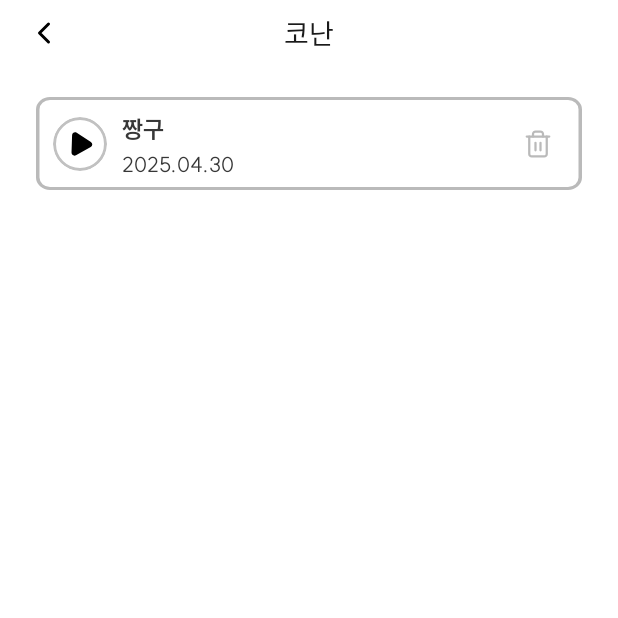
After one commit to Conan-Capstone-design/Android, an Android app: the MypageRecordActivity screen opened directly, with no data from a screen before it, on a phone screen of 412 x 824 dp, the top half of it. The commit adds this screen. Run offline under Robolectric (Android 15) with nearby library versions, the phone set to English and light mode, and no system bars.

Commit message:
add: 마이페이지 저장한 캐릭터 대사 모음 #8

```diff
--- a/app/src/main/AndroidManifest.xml
+++ b/app/src/main/AndroidManifest.xml
@@ -60,6 +60,12 @@
         <activity
             android:name=".MypageProfileActivity"
             android:exported="false" />
+        <activity
+            android:name=".MypageSaveActivity"
+            android:exported="false" />
+        <activity
+            android:name=".MypageRecordActivity"
+            android:exported="false" />
     </application>
 
 </manifest>
--- a/app/src/main/java/com/example/android/FragmentMypage.kt
+++ b/app/src/main/java/com/example/android/FragmentMypage.kt
@@ -30,6 +30,11 @@ class FragmentMypage: Fragment() {
             startActivity(intent)
         }
 
+        binding.imageView17.setOnClickListener {
+            val intent = Intent(requireContext(), MypageSaveActivity::class.java)
+            startActivity(intent)
+        }
+
         binding.imageVielogout.setOnClickListener {
             val intent = Intent(requireContext(), LoginActivity::class.java)
             val stackBuilder = TaskStackBuilder.create(requireContext())
--- /dev/null
+++ b/app/src/main/java/com/example/android/MypageRecordActivity.kt
@@ -0,0 +1,38 @@
+package com.example.android
+
+import android.os.Bundle
+import android.util.Log
+import androidx.appcompat.app.AppCompatActivity
+import androidx.recyclerview.widget.LinearLayoutManager
+import com.example.android.databinding.ActivityMypagesaveCharacterBinding
+
+
+class MypageRecordActivity: AppCompatActivity() {
+
+    private lateinit var binding: ActivityMypagesaveCharacterBinding
+    private lateinit var chatListAdapter: RecordlistRVAdapter
+
+    override fun onCreate(savedInstanceState: Bundle?) {
+        super.onCreate(savedInstanceState)
+        binding = ActivityMypagesaveCharacterBinding.inflate(layoutInflater)
+        setContentView(binding.root)
+
+        binding.listBackBtn.setOnClickListener {
+            finish()
+        }
+
+        //리사이클러뷰 어댑터
+        // Initialize RecyclerView and adapter
+        chatListAdapter = RecordlistRVAdapter()
+        binding.listListRv.layoutManager = LinearLayoutManager(this)
+        binding.listListRv.adapter = chatListAdapter
+
+        binding.listListRv.itemAnimator = null
+
+        val conanItem = RecordlistModel(
+            "짱구",
+            "2025.04.30"
+        )
+        chatListAdapter.addItem(conanItem)
+    }
+}
--- /dev/null
+++ b/app/src/main/java/com/example/android/RecordlistRVAdapter.kt
@@ -0,0 +1,72 @@
+package com.example.android
+
+import android.content.Intent
+import android.view.LayoutInflater
+import android.view.ViewGroup
+import androidx.recyclerview.widget.RecyclerView
+import com.example.android.databinding.ItemRecordlistBinding
+
+data class RecordlistModel(
+    val characterName: String,
+    val lastMessage: String,
+    var isPlaying: Boolean = false
+)
+
+class RecordlistRVAdapter : RecyclerView.Adapter<RecordlistRVAdapter.ChatViewHolder>() {
+
+    private val saveList = mutableListOf<RecordlistModel>()
+
+    fun updateChatList(newChatList: List<RecordlistModel>) {
+        saveList.clear()
+        saveList.addAll(newChatList)
+        notifyDataSetChanged()
+    }
+
+    fun addItem(item: RecordlistModel) {
+        saveList.add(item)
+        notifyItemInserted(saveList.size - 1)
+    }
+
+    override fun onCreateViewHolder(parent: ViewGroup, viewType: Int): ChatViewHolder {
+        val binding = ItemRecordlistBinding.inflate(LayoutInflater.from(parent.context), parent, false)
+        return ChatViewHolder(binding)
+    }
+
+    override fun onBindViewHolder(holder: ChatViewHolder, position: Int) {
+        holder.bind(saveList[position])
+    }
+
+    override fun getItemCount(): Int = saveList.size
+
+    inner class ChatViewHolder(private val binding: ItemRecordlistBinding) :
+        RecyclerView.ViewHolder(binding.root) {
+
+        fun bind(item: RecordlistModel) = with(binding) {
+            itemChattitleTv.text = item.characterName
+            itemDateTv.text = item.lastMessage
+
+            character01Layout.setImageResource(
+                if (item.isPlaying) R.drawable.ic_pause_blue else R.drawable.ic_start
+            )
+            root.setBackgroundResource(
+                if (item.isPlaying) R.drawable.border_highlight_conan else R.drawable.border_highlight_gray
+            )
+            imageView20.setImageResource(
+                if (item.isPlaying) R.drawable.trash_blue else R.drawable.trash_gray
+            )
+
+            val textColor = if (item.isPlaying) {
+                root.context.getColor(R.color.conan03)
+            } else {
+                root.context.getColor(R.color.Gray800)
+            }
+            itemChattitleTv.setTextColor(textColor)
+            itemDateTv.setTextColor(textColor)
+
+            character01Layout.setOnClickListener {
+                item.isPlaying = !item.isPlaying
+                notifyItemChanged(adapterPosition)
+            }
+        }
+    }
+}
--- /dev/null
+++ b/app/src/main/res/drawable/border_highlight_conan.xml
@@ -0,0 +1,11 @@
+<vector xmlns:android="http://schemas.android.com/apk/res/android"
+    android:width="312dp"
+    android:height="60dp"
+    android:viewportWidth="312"
+    android:viewportHeight="60">
+  <path
+      android:pathData="M8,1L304,1A7,7 0,0 1,311 8L311,52A7,7 0,0 1,304 59L8,59A7,7 0,0 1,1 52L1,8A7,7 0,0 1,8 1z"
+      android:strokeWidth="2"
+      android:fillColor="#00000000"
+      android:strokeColor="@color/conan03"/>
+</vector>
--- /dev/null
+++ b/app/src/main/res/drawable/border_highlight_gray.xml
@@ -0,0 +1,11 @@
+<vector xmlns:android="http://schemas.android.com/apk/res/android"
+    android:width="312dp"
+    android:height="60dp"
+    android:viewportWidth="312"
+    android:viewportHeight="60">
+  <path
+      android:pathData="M8,1L304,1A7,7 0,0 1,311 8L311,52A7,7 0,0 1,304 59L8,59A7,7 0,0 1,1 52L1,8A7,7 0,0 1,8 1z"
+      android:strokeWidth="2"
+      android:fillColor="#00000000"
+      android:strokeColor="#BABABA"/>
+</vector>
--- /dev/null
+++ b/app/src/main/res/drawable/ic_pause_blue.xml
@@ -0,0 +1,17 @@
+<vector xmlns:android="http://schemas.android.com/apk/res/android"
+    android:width="36dp"
+    android:height="36dp"
+    android:viewportWidth="36"
+    android:viewportHeight="36">
+  <path
+      android:pathData="M18,18m-17,0a17,17 0,1 1,34 0a17,17 0,1 1,-34 0"
+      android:strokeWidth="2"
+      android:fillColor="#00000000"
+      android:strokeColor="#1F4985"/>
+  <path
+      android:pathData="M13.33,8.562L13.33,8.562A1.265,1.265 0,0 1,14.595 9.827L14.595,25.978A1.265,1.265 0,0 1,13.33 27.243L13.33,27.243A1.265,1.265 0,0 1,12.065 25.978L12.065,9.827A1.265,1.265 0,0 1,13.33 8.562z"
+      android:fillColor="#1F4985"/>
+  <path
+      android:pathData="M22.67,8.562L22.67,8.562A1.265,1.265 0,0 1,23.935 9.827L23.935,25.978A1.265,1.265 0,0 1,22.67 27.243L22.67,27.243A1.265,1.265 0,0 1,21.405 25.978L21.405,9.827A1.265,1.265 0,0 1,22.67 8.562z"
+      android:fillColor="#1F4985"/>
+</vector>
--- /dev/null
+++ b/app/src/main/res/drawable/ic_start.xml
@@ -0,0 +1,14 @@
+<vector xmlns:android="http://schemas.android.com/apk/res/android"
+    android:width="36dp"
+    android:height="36dp"
+    android:viewportWidth="36"
+    android:viewportHeight="36">
+  <path
+      android:pathData="M18,18m-17,0a17,17 0,1 1,34 0a17,17 0,1 1,-34 0"
+      android:strokeWidth="2"
+      android:fillColor="#00000000"
+      android:strokeColor="#C1C1C1"/>
+  <path
+      android:pathData="M25.27,16.614C26.541,17.433 26.479,19.312 25.157,20.045L15.314,25.502C13.955,26.255 12.294,25.24 12.345,23.687L12.727,12.135C12.778,10.583 14.502,9.679 15.809,10.52L25.27,16.614Z"
+      android:fillColor="#000000"/>
+</vector>
--- /dev/null
+++ b/app/src/main/res/drawable/trash_blue.xml
@@ -0,0 +1,34 @@
+<vector xmlns:android="http://schemas.android.com/apk/res/android"
+    android:width="20dp"
+    android:height="20dp"
+    android:viewportWidth="20"
+    android:viewportHeight="20">
+  <path
+      android:pathData="M2.5,5H4.167H17.5"
+      android:strokeLineJoin="round"
+      android:strokeWidth="1.5"
+      android:fillColor="#00000000"
+      android:strokeColor="#306CC3"
+      android:strokeLineCap="round"/>
+  <path
+      android:pathData="M15.833,5V16.667C15.833,17.109 15.658,17.533 15.345,17.845C15.033,18.158 14.608,18.333 14.167,18.333H5.833C5.391,18.333 4.967,18.158 4.655,17.845C4.342,17.533 4.167,17.109 4.167,16.667V5M6.667,5V3.333C6.667,2.891 6.842,2.467 7.155,2.155C7.467,1.842 7.891,1.667 8.333,1.667H11.667C12.108,1.667 12.533,1.842 12.845,2.155C13.158,2.467 13.333,2.891 13.333,3.333V5"
+      android:strokeLineJoin="round"
+      android:strokeWidth="1.5"
+      android:fillColor="#00000000"
+      android:strokeColor="#306CC3"
+      android:strokeLineCap="round"/>
+  <path
+      android:pathData="M8.333,9.167V14.167"
+      android:strokeLineJoin="round"
+      android:strokeWidth="1.5"
+      android:fillColor="#00000000"
+      android:strokeColor="#306CC3"
+      android:strokeLineCap="round"/>
+  <path
+      android:pathData="M11.667,9.167V14.167"
+      android:strokeLineJoin="round"
+      android:strokeWidth="1.5"
+      android:fillColor="#00000000"
+      android:strokeColor="#306CC3"
+      android:strokeLineCap="round"/>
+</vector>
--- /dev/null
+++ b/app/src/main/res/drawable/trash_gray.xml
@@ -0,0 +1,34 @@
+<vector xmlns:android="http://schemas.android.com/apk/res/android"
+    android:width="20dp"
+    android:height="20dp"
+    android:viewportWidth="20"
+    android:viewportHeight="20">
+  <path
+      android:pathData="M2.5,5H4.167H17.5"
+      android:strokeLineJoin="round"
+      android:strokeWidth="1.5"
+      android:fillColor="#00000000"
+      android:strokeColor="#BABABA"
+      android:strokeLineCap="round"/>
+  <path
+      android:pathData="M15.833,5V16.667C15.833,17.109 15.658,17.533 15.345,17.845C15.033,18.158 14.608,18.333 14.167,18.333H5.833C5.391,18.333 4.967,18.158 4.655,17.845C4.342,17.533 4.167,17.109 4.167,16.667V5M6.667,5V3.333C6.667,2.891 6.842,2.467 7.155,2.155C7.467,1.842 7.891,1.667 8.333,1.667H11.667C12.108,1.667 12.533,1.842 12.845,2.155C13.158,2.467 13.333,2.891 13.333,3.333V5"
+      android:strokeLineJoin="round"
+      android:strokeWidth="1.5"
+      android:fillColor="#00000000"
+      android:strokeColor="#BABABA"
+      android:strokeLineCap="round"/>
+  <path
+      android:pathData="M8.333,9.167V14.167"
+      android:strokeLineJoin="round"
+      android:strokeWidth="1.5"
+      android:fillColor="#00000000"
+      android:strokeColor="#BABABA"
+      android:strokeLineCap="round"/>
+  <path
+      android:pathData="M11.667,9.167V14.167"
+      android:strokeLineJoin="round"
+      android:strokeWidth="1.5"
+      android:fillColor="#00000000"
+      android:strokeColor="#BABABA"
+      android:strokeLineCap="round"/>
+</vector>
--- /dev/null
+++ b/app/src/main/res/layout/activity_mypagesave_character.xml
@@ -0,0 +1,49 @@
+<?xml version="1.0" encoding="utf-8"?>
+<ScrollView xmlns:android="http://schemas.android.com/apk/res/android"
+    android:layout_width="match_parent"
+    android:layout_height="match_parent"
+    xmlns:app="http://schemas.android.com/apk/res-auto"
+    xmlns:tools="http://schemas.android.com/tools">
+
+    <androidx.constraintlayout.widget.ConstraintLayout
+        android:layout_width="match_parent"
+        android:layout_height="match_parent">
+
+        <ImageButton
+            android:id="@+id/list_back_btn"
+            android:layout_width="24dp"
+            android:layout_height="24dp"
+            android:src="@drawable/btn_left"
+            android:background="@android:color/transparent"
+            android:layout_marginStart="17dp"
+            app:layout_constraintStart_toStartOf="parent"
+            app:layout_constraintTop_toTopOf="@id/list_title_tv"
+            app:layout_constraintBottom_toBottomOf="@id/list_title_tv" />
+
+        <TextView
+            android:id="@+id/list_title_tv"
+            android:layout_width="wrap_content"
+            android:layout_height="wrap_content"
+            android:text="코난"
+            android:fontFamily="@font/suit_medium"
+            android:textColor="@color/Gray900"
+            android:textSize="18dp"
+            android:layout_marginTop="8dp"
+            app:layout_constraintEnd_toEndOf="parent"
+            app:layout_constraintStart_toStartOf="parent"
+            app:layout_constraintTop_toTopOf="parent" />
+
+        <androidx.recyclerview.widget.RecyclerView
+            android:id="@+id/list_list_rv"
+            android:layout_width="match_parent"
+            android:layout_height="wrap_content"
+            android:layout_marginTop="22dp"
+            android:layout_marginHorizontal="24dp"
+            tools:listitem="@layout/item_recordlist"
+            app:layout_constraintStart_toStartOf="parent"
+            app:layout_constraintEnd_toEndOf="parent"
+            app:layout_constraintTop_toBottomOf="@id/list_title_tv" />
+
+    </androidx.constraintlayout.widget.ConstraintLayout>
+
+</ScrollView>
--- a/app/src/main/res/layout/fragment_mypage.xml
+++ b/app/src/main/res/layout/fragment_mypage.xml
@@ -164,7 +164,7 @@
                 app:layout_constraintEnd_toEndOf="parent"
                 app:layout_constraintStart_toStartOf="parent"
                 app:layout_constraintTop_toTopOf="parent"
-                tools:listitem="@layout/item_chatlist" />
+                tools:listitem="@layout/item_savelist" />
         </androidx.constraintlayout.widget.ConstraintLayout>
 
         <androidx.constraintlayout.widget.ConstraintLayout
--- /dev/null
+++ b/app/src/main/res/layout/item_recordlist.xml
@@ -0,0 +1,62 @@
+<?xml version="1.0" encoding="utf-8"?>
+<androidx.constraintlayout.widget.ConstraintLayout
+    xmlns:android="http://schemas.android.com/apk/res/android"
+    xmlns:tools="http://schemas.android.com/tools"
+    android:layout_width="match_parent"
+    android:layout_height="wrap_content"
+    xmlns:app="http://schemas.android.com/apk/res-auto"
+    android:layout_marginTop="7dp"
+    android:background="@drawable/border_highlight_gray">
+
+    <com.google.android.material.imageview.ShapeableImageView
+        android:id="@+id/character01_layout"
+        android:layout_width="36dp"
+        android:layout_height="36dp"
+        android:layout_marginStart="11dp"
+        app:srcCompat="@drawable/ic_start"
+        android:scaleType="centerCrop"
+        app:layout_constraintBottom_toBottomOf="parent"
+        app:layout_constraintStart_toStartOf="parent"
+        app:layout_constraintTop_toTopOf="parent"
+        app:shapeAppearanceOverlay="@style/CircleImage">
+
+    </com.google.android.material.imageview.ShapeableImageView>
+
+    <TextView
+        android:id="@+id/item_chattitle_tv"
+        android:layout_width="wrap_content"
+        android:layout_height="wrap_content"
+        android:layout_marginStart="10dp"
+        android:layout_marginTop="11dp"
+        android:text="코난"
+        android:fontFamily="@font/suit_bold"
+        android:textColor="@color/Gray800"
+        android:textSize="16sp"
+        app:layout_constraintStart_toEndOf="@+id/character01_layout"
+        app:layout_constraintTop_toTopOf="parent" />
+
+    <TextView
+        android:id="@+id/item_date_tv"
+        android:layout_width="wrap_content"
+        android:layout_height="wrap_content"
+        android:layout_marginTop="4dp"
+        android:layout_marginBottom="8dp"
+        android:text="2024.01.12"
+        android:textColor="@color/Gray800"
+        android:fontFamily="@font/suit_regular"
+        android:textSize="14sp"
+        app:layout_constraintBottom_toBottomOf="parent"
+        app:layout_constraintStart_toStartOf="@+id/item_chattitle_tv"
+        app:layout_constraintTop_toBottomOf="@id/item_chattitle_tv" />
+
+    <ImageView
+        android:id="@+id/imageView20"
+        android:layout_width="wrap_content"
+        android:layout_height="wrap_content"
+        android:layout_marginEnd="19dp"
+        app:layout_constraintBottom_toBottomOf="parent"
+        app:layout_constraintEnd_toEndOf="parent"
+        app:layout_constraintTop_toTopOf="parent"
+        app:srcCompat="@drawable/trash_gray" />
+
+</androidx.constraintlayout.widget.ConstraintLayout>
```
Also changed, not shown: app/src/main/java/com/example/android/MypageSaveActivity.kt (added, +38 -0 lines), app/src/main/java/com/example/android/SavelistRVAdapter.kt (added, +56 -0 lines), app/src/main/res/layout/activity_mypagesavelist.xml (added, +49 -0 lines), app/src/main/res/layout/item_savelist.xml (added, +74 -0 lines).
